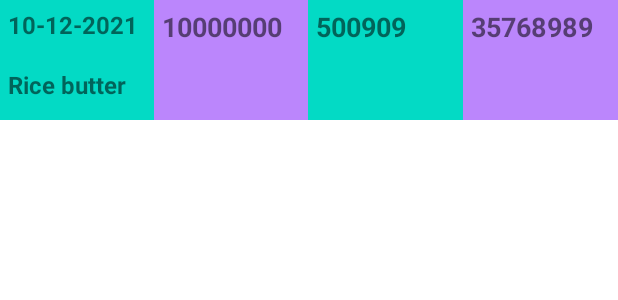
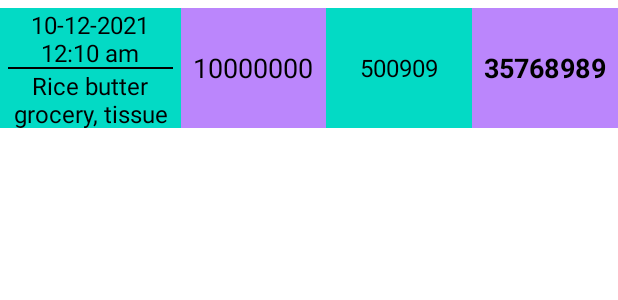
Before and after one commit to Liakot-ali/EasyTransaction, an Android app: the layout item_transaction_details.xml on its own in the app's theme, with its tools: preview values and no code run, on a phone screen of 412 x 824 dp. Shown: the top 300 px of the screen. Run offline under Robolectric (Android 15) with nearby library versions, the phone set to English and light mode, and no system bars.

Commit message:
transaction details work complete and add tk sign

```diff
--- a/app/src/main/java/com/liakot/easytransaction/ActivityHome.java
+++ b/app/src/main/java/com/liakot/easytransaction/ActivityHome.java
@@ -59,7 +59,7 @@ public class ActivityHome extends AppCompatActivity {
                 customerLay.setBackgroundColor(selectColor);
                 toPayLay.setBackgroundColor(deselectColor);
                 shopAmount.setTextColor(amountSelectColor);
-                shopAmount.setText(String.valueOf(totalRemain));
+                shopAmount.setText("Remain: " + '\u09F3' + totalRemain);
                 setFragment(new FragmentCustomer());
             }
         });
@@ -70,7 +70,7 @@ public class ActivityHome extends AppCompatActivity {
                 toPayLay.setBackgroundColor(selectColor);
                 customerLay.setBackgroundColor(deselectColor);
                 shopAmount.setTextColor(amountDeselectColor);
-                shopAmount.setText(String.valueOf(totalPayble));
+                shopAmount.setText("Pay: " + '\u09F3' + totalPayble);
                 setFragment(new FragmentToPay());
             }
         });
@@ -138,7 +138,7 @@ public class ActivityHome extends AppCompatActivity {
         picture = cursor.getBlob(5);
 
         shopName.setText(name);
-        shopAmount.setText(String.valueOf(totalRemain));
+        shopAmount.setText("Remain: " + '\u09F3' + totalRemain);
         if(picture != null){
             Bitmap bitmap = BitmapFactory.decodeByteArray(picture, 0, picture.length);
             shopPicture.setImageBitmap(bitmap);
--- a/app/src/main/res/layout/activity_customer_profile.xml
+++ b/app/src/main/res/layout/activity_customer_profile.xml
@@ -79,7 +79,7 @@
                 android:layout_height="match_parent"
                 app:counterMaxLength="50"
                 app:endIconMode="clear_text"
-                app:helperText="*required"
+                app:helperText="*"
                 app:helperTextTextColor="@color/red"
                 app:startIconDrawable="@drawable/icon_profile_24"
                 >
@@ -103,7 +103,7 @@
                 android:layout_height="match_parent"
                 app:counterMaxLength="@integer/address"
                 app:endIconMode="clear_text"
-                app:helperText="required*"
+                app:helperText="*"
                 app:helperTextTextColor="@color/red"
                 app:startIconDrawable="@drawable/icon_location_black">
 
@@ -126,7 +126,7 @@
                 app:counterMaxLength="@integer/phone_number"
                 app:endIconMode="custom"
                 app:endIconTint="@color/black"
-                app:helperText="required*"
+                app:helperText="*"
                 app:helperTextTextColor="@color/red"
                 app:prefixText="@string/prefix_number"
                 app:startIconDrawable="@drawable/icon_phone_black">
--- a/app/src/main/res/layout/item_transaction_details.xml
+++ b/app/src/main/res/layout/item_transaction_details.xml
@@ -11,14 +11,16 @@
         android:layout_width="match_parent"
         android:layout_height="80dp"
         android:orientation="horizontal"
-        android:weightSum="8">
+        android:layout_marginTop="@dimen/inner_pad"
+        android:weightSum="17">
 
 
         <LinearLayout
             android:layout_width="0dp"
             android:layout_height="match_parent"
-            android:layout_weight="2"
+            android:layout_weight="5"
             android:orientation="vertical"
+            android:background="@color/teal_200"
             android:weightSum="2">
 
             <TextView
@@ -26,11 +28,19 @@
                 android:layout_width="match_parent"
                 android:layout_height="0dp"
                 android:layout_weight="1"
+                android:gravity="center"
                 android:background="@color/teal_200"
-                android:padding="@dimen/inner_pad"
-                android:text="10-12-2021"
+                android:text="10-12-2021\n12:10 am"
                 android:textSize="@dimen/small_text"
-                android:textStyle="bold" />
+                android:textColor="@color/black"
+                />
+                <View
+                    android:layout_width="match_parent"
+                    android:layout_height="1sp"
+                    android:background="@color/black"
+                    android:layout_marginLeft="@dimen/inner_pad"
+                    android:layout_marginRight="@dimen/inner_pad"
+                    />
 
             <TextView
                 android:id="@+id/detailsExplanation"
@@ -38,10 +48,13 @@
                 android:layout_height="0dp"
                 android:layout_weight="1"
                 android:background="@color/teal_200"
-                android:padding="@dimen/inner_pad"
-                android:text="Rice butter"
+                android:text="Rice butter\ngrocery, tissue"
+                android:gravity="center"
                 android:textSize="@dimen/small_text"
-                android:textStyle="bold" />
+                android:textColor="@color/black"
+                >
+
+            </TextView>
 
         </LinearLayout>
 
@@ -49,34 +62,40 @@
             android:id="@+id/detailsExpenseMoney"
             android:layout_width="0dp"
             android:layout_height="match_parent"
-            android:layout_weight="2"
+            android:layout_weight="4"
+            android:gravity="center"
             android:background="@color/purple_200"
             android:padding="@dimen/inner_pad"
             android:text="10000000"
+            android:textColor="@color/black"
             android:textSize="@dimen/normal_text"
-            android:textStyle="bold" />
+            />
 
         <TextView
             android:id="@+id/detailsGetMoney"
             android:layout_width="0dp"
             android:layout_height="match_parent"
-            android:layout_weight="2"
+            android:layout_weight="4"
+            android:gravity="center"
             android:background="@color/teal_200"
             android:padding="@dimen/inner_pad"
             android:text="500909"
-            android:textSize="@dimen/normal_text"
-            android:textStyle="bold" />
+            android:textSize="@dimen/small_text"
+            android:textColor="@color/black"
+            />
 
         <TextView
             android:id="@+id/detailsRemain"
             android:layout_width="0dp"
             android:layout_height="match_parent"
-            android:layout_weight="2"
+            android:layout_weight="4"
+            android:gravity="center"
             android:background="@color/purple_200"
             android:padding="@dimen/inner_pad"
             android:text="35768989"
             android:textSize="@dimen/normal_text"
-            android:textStyle="bold" />
+            android:textColor="@color/black"
+            android:textStyle="bold"/>
 
     </LinearLayout>
 
```
Also changed, not shown: app/src/main/java/com/liakot/easytransaction/ActivityTransaction.java (+22 -11 lines), app/src/main/java/com/liakot/easytransaction/ClassDatabaseHelper.java (+14 -2 lines), app/src/main/res/layout/activity_customer_details.xml (+26 -9 lines).
